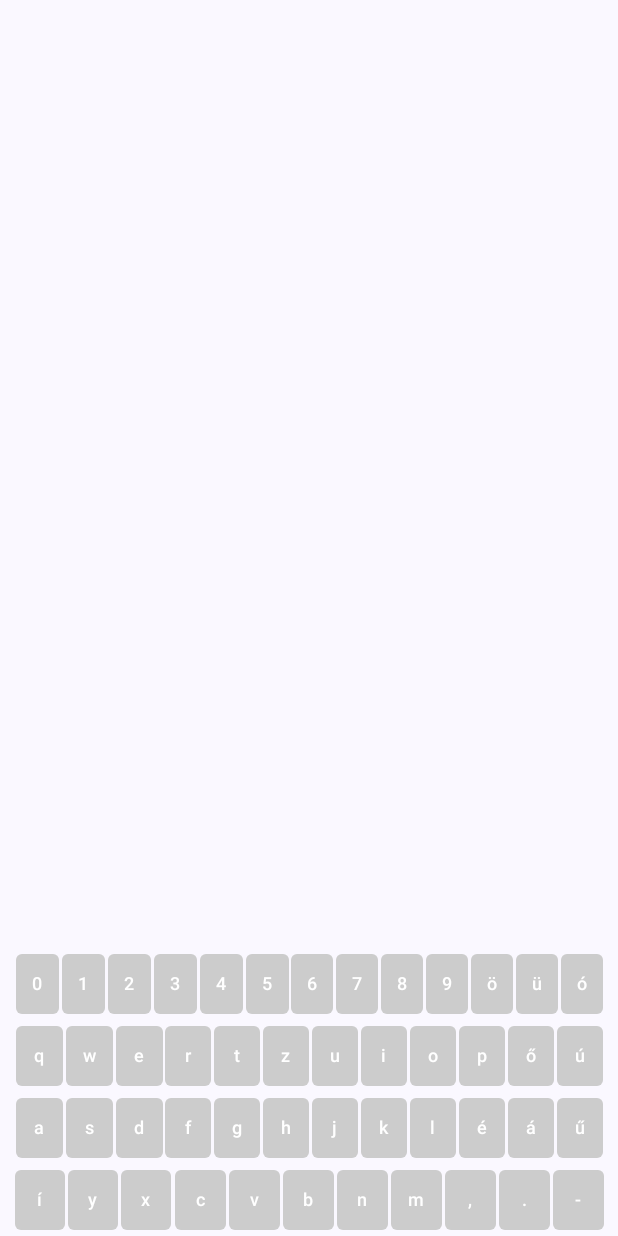
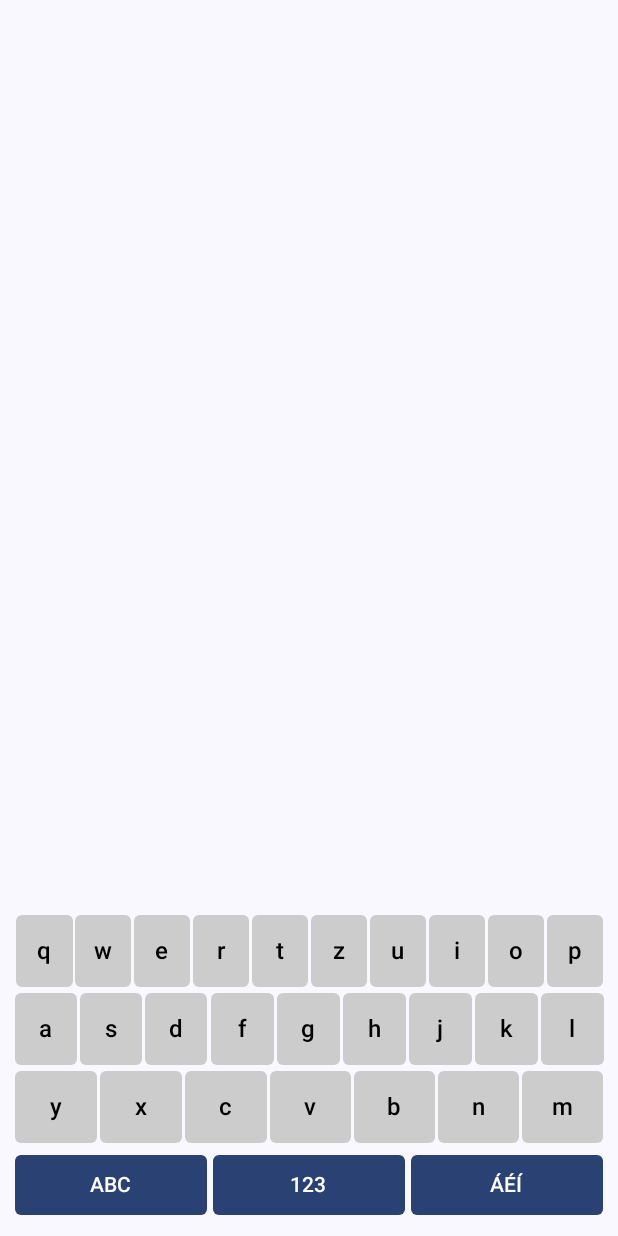
Before and after one commit to akos535/szakdolg-telefon, an Android app built with Jetpack Compose: the composable KeyboardControlPanel shown on its own in the app's theme, on a phone screen of 412 x 824 dp. Run offline under Robolectric (Android 15) with nearby library versions, the phone set to English and light mode, and no system bars.

Commit message:
macros added, keyboard reworked

```diff
--- a/app/src/main/java/com/remote/phone/panels/KeyboardControlPanel.kt
+++ b/app/src/main/java/com/remote/phone/panels/KeyboardControlPanel.kt
@@ -1,19 +1,22 @@
 package com.remote.phone.panels
 
-import androidx.compose.foundation.background
 import androidx.compose.foundation.layout.Arrangement
 import androidx.compose.foundation.layout.Column
 import androidx.compose.foundation.layout.PaddingValues
 import androidx.compose.foundation.layout.Row
 import androidx.compose.foundation.layout.fillMaxSize
 import androidx.compose.foundation.layout.fillMaxWidth
+import androidx.compose.foundation.layout.height
 import androidx.compose.foundation.layout.padding
-import androidx.compose.foundation.layout.size
 import androidx.compose.foundation.shape.RoundedCornerShape
 import androidx.compose.material3.Button
 import androidx.compose.material3.ButtonDefaults
 import androidx.compose.material3.Text
 import androidx.compose.runtime.Composable
+import androidx.compose.runtime.getValue
+import androidx.compose.runtime.mutableStateOf
+import androidx.compose.runtime.remember
+import androidx.compose.runtime.setValue
 import androidx.compose.ui.Alignment
 import androidx.compose.ui.Modifier
 import androidx.compose.ui.graphics.Color
@@ -22,147 +25,122 @@ import androidx.compose.ui.unit.sp
 import androidx.lifecycle.viewmodel.compose.viewModel
 import com.remote.phone.ConnectionViewModel
 
+private enum class KeyboardPage {
+	Letters,
+	Numbers,
+	AccentedLetters
+}
+
+
 @Composable
 fun KeyboardControlPanel(connectionViewModel: ConnectionViewModel = viewModel()) {
+
+	var page by remember { mutableStateOf(KeyboardPage.Letters) }
+
+	val topLetterKeys = listOf(
+		"q" to "Q", "w" to "W", "e" to "E", "r" to "R", "t" to "T",
+		"z" to "Z", "u" to "U", "i" to "I", "o" to "O",	"p" to "P"
+	)
+
+	val middleLetterKeys = listOf(
+		"a" to "A", "s" to "S", "d" to "D", "f" to "F", "g" to "G",
+		"h" to "H", "j" to "J", "k" to "K", "l" to "L"
+	)
+
+	val bottomLetterKeys = listOf(
+		"y" to "Y", "x" to "X", "c" to "C", "v" to "V",
+		"b" to "B", "n" to "N", "m" to "M"
+	)
+
+	val numberKeys = listOf(
+		"0" to "ZERO", "1" to "ONE", "2" to "TWO", "3" to "THREE", "4" to "FOUR",
+		"5" to "FIVE", "6" to "SIX", "7" to "SEVEN", "8" to "EIGHT", "9" to "NINE"
+	)
+
+	val accentedLetterKeys = listOf(
+		"á" to "OEM_7", "é" to "OEM_1", "í" to "OEM_102", "ó" to "OEM_PLUS", "ö" to "OEM_3",
+		"ő" to "OEM_4", "ú" to "OEM_6", "ü" to "OEM_2", "ű" to "OEM_5"
+	)
+
 	Column(
-		modifier = Modifier.fillMaxSize().padding(start = 10.dp, end = 10.dp),
+		modifier = Modifier.fillMaxSize().padding(horizontal = 10.dp, vertical = 10.dp),
 		verticalArrangement = Arrangement.Bottom,
 		horizontalAlignment = Alignment.CenterHorizontally
 	)
 	{
-		if(connectionViewModel.lang == "HU") {
-			HUKeyboardRows(connectionViewModel)
+		when(page) {
+			KeyboardPage.Letters -> {
+				KeyboardKeyRow(topLetterKeys, connectionViewModel)
+				KeyboardKeyRow(middleLetterKeys, connectionViewModel)
+				KeyboardKeyRow(bottomLetterKeys, connectionViewModel)
+			}
+
+			KeyboardPage.Numbers -> {
+				KeyboardKeyRow(numberKeys.take(5), connectionViewModel)
+				KeyboardKeyRow(numberKeys.drop(5), connectionViewModel)
+			}
+
+			KeyboardPage.AccentedLetters -> {
+				KeyboardKeyRow(accentedLetterKeys.take(5), connectionViewModel)
+				KeyboardKeyRow(accentedLetterKeys.drop(5), connectionViewModel)
+			}
+		}
+
+		Row(
+			modifier = Modifier.fillMaxWidth(),
+			horizontalArrangement = Arrangement.spacedBy(4.dp)
+		) {
+			Button(
+				onClick = { page = KeyboardPage.Letters},
+				modifier = Modifier.weight(1f),
+				contentPadding = PaddingValues(0.dp),
+				shape = RoundedCornerShape(4.dp)
+			) {
+				Text("ABC")
+			}
+
+			Button(
+				onClick = { page = KeyboardPage.Numbers},
+				modifier = Modifier.weight(1f),
+				contentPadding = PaddingValues(0.dp),
+				shape = RoundedCornerShape(4.dp)
+			) {
+				Text("123")
+			}
+
+			Button(
+				onClick = { page = KeyboardPage.AccentedLetters},
+				modifier = Modifier.weight(1f),
+				contentPadding = PaddingValues(0.dp),
+				shape = RoundedCornerShape(4.dp)
+			) {
+				Text("ÁÉÍ")
+			}
 		}
 	}
 }
 
 @Composable
-fun HUKeyboardRows(viewModel: ConnectionViewModel) {
-	//replaced with language check later trust trust (will forget)
-	val numberRowkeys = listOf(
-		"0" to "ZERO",
-		"1" to "ONE",
-		"2" to "TWO",
-		"3" to "THREE",
-		"4" to "FOUR",
-		"5" to "FIVE",
-		"6" to "SIX",
-		"7" to "SEVEN",
-		"8" to "EIGHT",
-		"9" to "NINE",
-		"ö" to "OEM_3",
-		"ü" to "OEM_2",
-		"ó" to "OEM_PLUS"
-	)
-	val topLetterKeys = listOf(
-		"q" to "Q",
-		"w" to "W",
-		"e" to "E",
-		"r" to "R",
-		"t" to "T",
-		"z" to "Z",
-		"u" to "U",
-		"i" to "I",
-		"o" to "O",
-		"p" to "P",
-		"ő" to "OEM_4",
-		"ú" to "OEM_6"
-	)
-	val middleLetterKeys = listOf(
-		"a" to "A",
-		"s" to "S",
-		"d" to "D",
-		"f" to "F",
-		"g" to "G",
-		"h" to "H",
-		"j" to "J",
-		"k" to "K",
-		"l" to "L",
-		"é" to "OEM_1",
-		"á" to "OEM_7",
-		"ű" to "OEM_5"
-	)
-	val bottomLetterKeys = listOf(
-		"í" to "OEM_102",
-		"y" to "Y",
-		"x" to "X",
-		"c" to "C",
-		"v" to "V",
-		"b" to "B",
-		"n" to "N",
-		"m" to "M",
-		"," to "OEM_COMMA",
-		"." to "OEM_PERIOD",
-		"-" to "OEM_MINUS"
-	)
-
+private fun KeyboardKeyRow(
+	keys: List<Pair<String,String>>,
+	viewModel: ConnectionViewModel
+) {
 	Row(
-		modifier = Modifier.fillMaxWidth(),
+		modifier = Modifier.fillMaxWidth().padding(bottom = 4.dp),
 		horizontalArrangement = Arrangement.spacedBy(2.dp)
 	) {
-		numberRowkeys.forEach { (label, key) ->
+		keys.forEach { (label, key) ->
 			Button(
-				onClick = { viewModel.keypress(key) },
-				modifier = Modifier.weight(1f),
+				onClick = {viewModel.keypress(key)},
+				modifier = Modifier.weight(1f).height(48.dp),
 				contentPadding = PaddingValues(0.dp),
 				shape = RoundedCornerShape(4.dp),
-				colors = ButtonDefaults.buttonColors(containerColor = Color.LightGray)
+				colors = ButtonDefaults.buttonColors(
+					containerColor = Color.LightGray,
+					contentColor = Color.Black
+				)
 			) {
-				Text(
-					text = label,
-					maxLines = 1,
-					fontSize = 12.sp
-				)
-			}
-		}
-	}
-	Row(
-		modifier = Modifier.fillMaxWidth(),
-		horizontalArrangement = Arrangement.spacedBy(2.dp)
-	) {
-		topLetterKeys.forEach { (label, key) ->
-			Button(
-				onClick = { viewModel.keypress(key) },
-				modifier = Modifier.weight(1f),
-				contentPadding = PaddingValues(0.dp),
-				shape = RoundedCornerShape(4.dp),
-				colors = ButtonDefaults.buttonColors(containerColor = Color.LightGray)
-			) {
-				Text(label, maxLines = 1, fontSize = 12.sp)
-			}
-		}
-	}
-
-	Row(
-		modifier = Modifier.fillMaxWidth(),
-		horizontalArrangement = Arrangement.spacedBy(2.dp)
-	) {
-		middleLetterKeys.forEach { (label, key) ->
-			Button(
-				onClick = { viewModel.keypress(key) },
-				modifier = Modifier.weight(1f),
-				contentPadding = PaddingValues(0.dp),
-				shape = RoundedCornerShape(4.dp),
-				colors = ButtonDefaults.buttonColors(containerColor = Color.LightGray)
-			) {
-				Text(label, maxLines = 1, fontSize = 12.sp)
-			}
-		}
-	}
-
-	Row(
-		modifier = Modifier.fillMaxWidth(),
-		horizontalArrangement = Arrangement.spacedBy(2.dp)
-	) {
-		bottomLetterKeys.forEach { (label, key) ->
-			Button(
-				onClick = { viewModel.keypress(key) },
-				modifier = Modifier.weight(1f),
-				contentPadding = PaddingValues(0.dp),
-				shape = RoundedCornerShape(4.dp),
-				colors = ButtonDefaults.buttonColors(containerColor = Color.LightGray)
-			) {
-				Text(label, maxLines = 1, fontSize = 12.sp)
+				Text(text = label, maxLines = 1, fontSize = 16.sp)
 			}
 		}
 	}
```
Also changed, not shown: app/src/main/java/com/remote/phone/ConnectPage.kt (+63 -18 lines), app/src/main/java/com/remote/phone/ConnectionViewModel.kt (+18 -1 lines), app/src/main/java/com/remote/phone/MainPage.kt (+3 -6 lines), app/src/main/java/com/remote/phone/datamodels/MacroStep.kt (added, +22 -0 lines), app/src/main/java/com/remote/phone/panels/MacroControlPanel.kt (added, +347 -0 lines), app/src/main/java/com/remote/phone/panels/MediaControlPanel.kt (+17 -0 lines).
